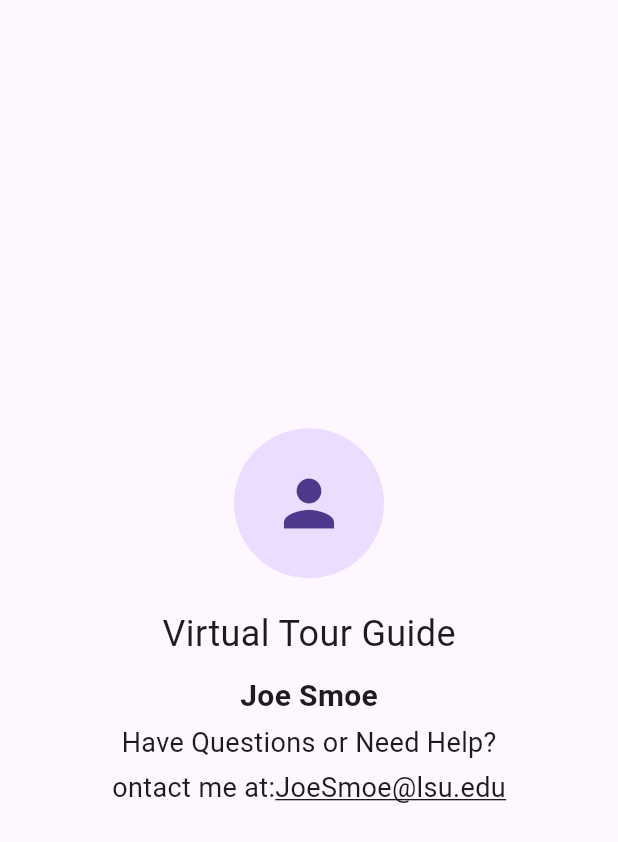
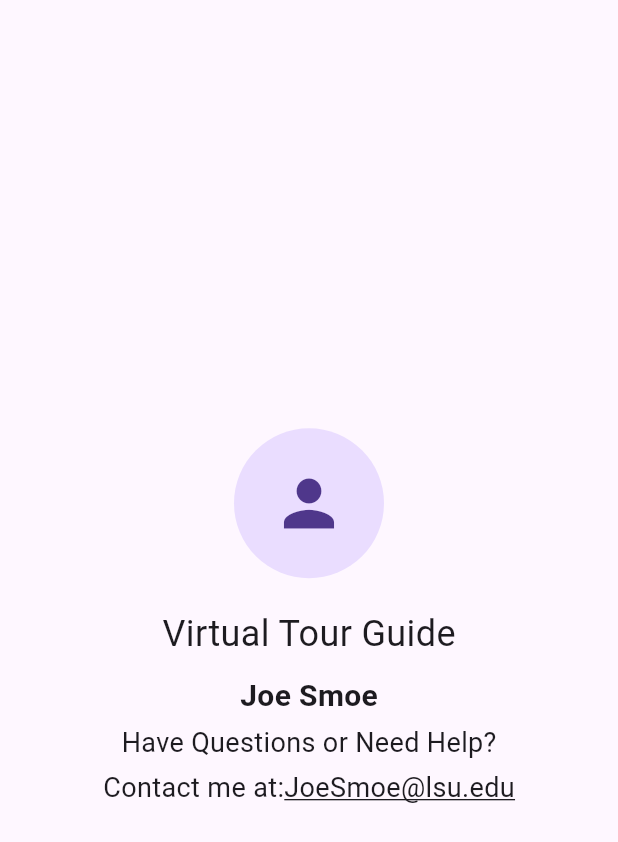
Before and after one commit to Jacon-ator/Flutter_Scav_App, a Flutter app: the HelpPage widget shown alone on an empty page, opened directly, on a phone screen of 412 x 824 dp. Shown: the top 842 px of the screen. Run offline on Flutter 3.47's test engine with Material 3 defaults, Android fonts, the phone set to English and light mode, and no system bars.

Commit message:
Final Project Push

```diff
--- a/lib/main.dart
+++ b/lib/main.dart
@@ -290,7 +290,7 @@
           SizedBox(height: 4),
           Text.rich(
             TextSpan(
-              text: 'ontact me at:',
+              text: 'Contact me at:',
               style: TextStyle(fontSize: 18),
               children: <TextSpan>[
                 TextSpan(
```
